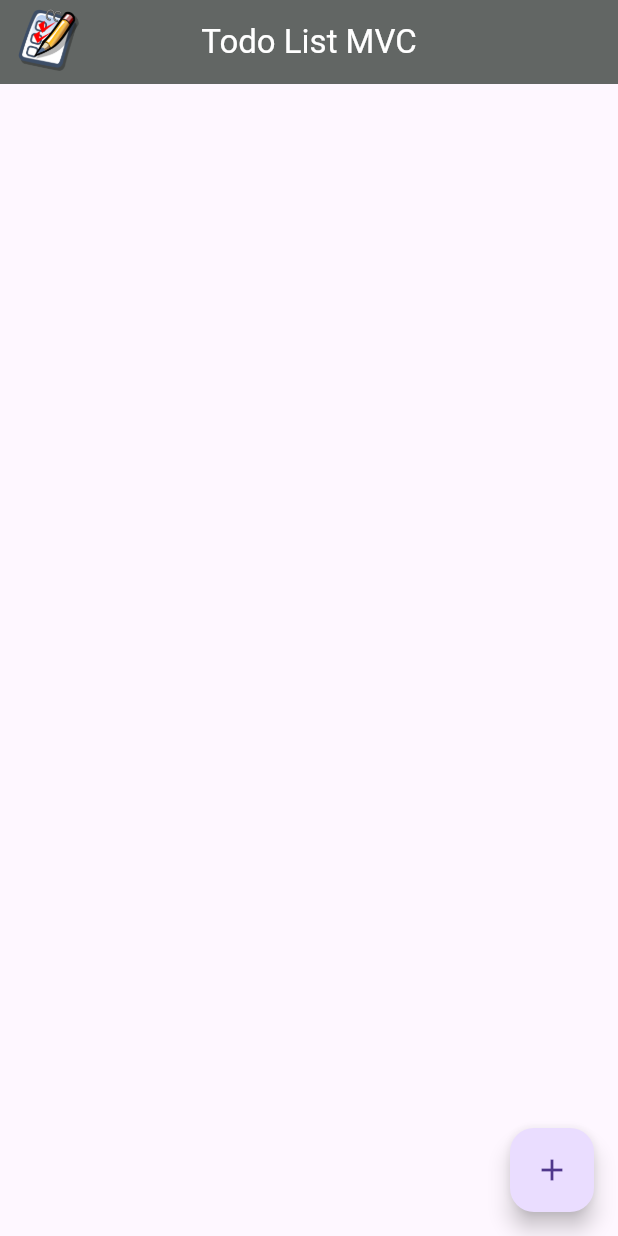
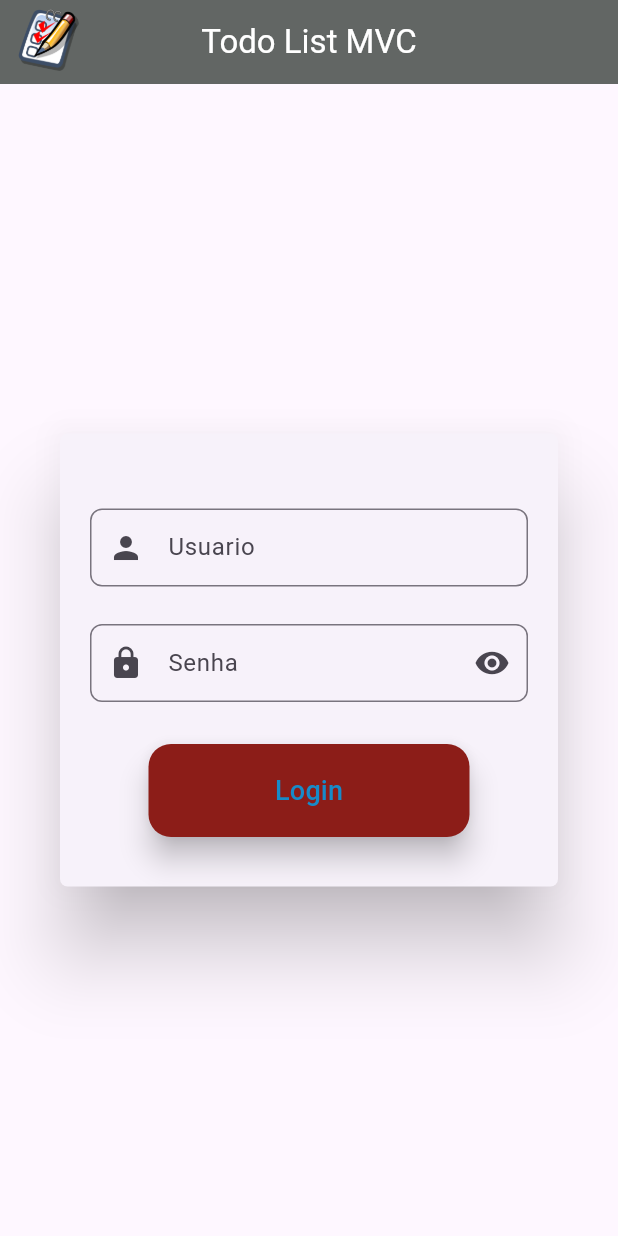
Before and after one commit to HektorTI/mvc_todo_list, a Flutter app: the screen it shows after launch, on a phone screen of 412 x 824 dp. Run offline on Flutter 3.47's test engine with Material 3 defaults, Android fonts, the phone set to English and light mode, and no system bars.

Commit message:
Login page created

```diff
--- /dev/null
+++ b/lib/Login/controller/auth_controller.dart
@@ -0,0 +1,66 @@
+// import 'package:flutter/foundation.dart';
+import 'package:flutter/material.dart';
+
+class AuthController extends ChangeNotifier {
+  final TextEditingController username = TextEditingController();
+  final TextEditingController password = TextEditingController();
+  bool obscurePassword = true;
+  bool visible = false;
+  String _error = '';
+
+  String get error => _error;
+
+  void clearCredentials() {
+    username.clear();
+    password.clear();
+  }
+
+  void setUsername(String user) {
+    username.text = user;
+    _error = '';
+    notifyListeners();
+  }
+
+  void setPassword(String pass) {
+    password.text = pass;
+    _error = '';
+    notifyListeners();
+  }
+
+  void togglePasswordVisibility() {
+    obscurePassword = !obscurePassword;
+    notifyListeners();
+  }
+
+  Future<bool> logar({
+    required String email,
+    required String password,
+  }) async {
+    // Simulação de um login fake
+    if (email == 'admin' && password == '123456') {
+      // Simulação de uma chamada assíncrona esperando 2 segundos
+      await Future.delayed(const Duration(seconds: 2));
+      return true; // Login bem-sucedido
+    } else {
+      visible = true;
+      _error = 'Credenciais inválidas';
+      notifyListeners();
+      return false; // Login falhou
+      // try {
+      //   await remote.logar(email: email, password: password);
+      //   return true; // Login bem-sucedido
+      // } catch (e) {
+      //   visible = true;
+      //   _error = 'Credenciais inválidas';
+      //   notifyListeners();
+      //   if (kDebugMode) {
+      //     print('Erro de autenticação: $e');
+      //   }
+      //   return false; // Login falhou
+    }
+  }
+}
+
+
+/* Deixei aqui esta parte final pois seria como conectariamos com o banco de dados mas para fins
+didaticos usaremos um fake de login. */
--- /dev/null
+++ b/lib/Login/view/auth_screen.dart
@@ -0,0 +1,155 @@
+// ignore_for_file: use_build_context_synchronously
+
+import 'package:flutter/material.dart';
+import 'package:mvc_todo_list/Login/controller/auth_controller.dart';
+import 'package:provider/provider.dart';
+
+class AuthScreen extends StatelessWidget {
+  const AuthScreen({super.key});
+
+  @override
+  Widget build(BuildContext context) {
+    return ChangeNotifierProvider(
+      create: (context) => AuthController(),
+      child: Consumer<AuthController>(
+        builder: (context, authProvider, child) {
+          return Scaffold(
+            appBar: AppBar(
+              leading: Padding(
+                padding: const EdgeInsets.only(left: 12.0),
+                child: Image.asset('assets/images/splash_image.png'),
+              ),
+              title: const Text(
+                'Todo List MVC',
+                style: TextStyle(color: Colors.white),
+              ),
+              centerTitle: true,
+              backgroundColor: const Color.fromARGB(255, 98, 102, 100),
+            ),
+            body: Center(
+              child: Column(
+                mainAxisAlignment: MainAxisAlignment.center,
+                children: [
+                  Card(
+                    elevation: 23.0, // This is equivalent to the shadow elevation
+                    shape: RoundedRectangleBorder(
+                      borderRadius: BorderRadius.circular(5.0),
+                    ),
+                    margin: const EdgeInsets.all(40),
+                    child: Column(
+                      mainAxisAlignment: MainAxisAlignment.center,
+                      children: [
+                        const SizedBox(height: 50),
+                        Container(
+                          padding: const EdgeInsets.symmetric(horizontal: 20),
+                          child: TextFormField(
+                            onChanged: (username) => authProvider.setUsername(username),
+                            style: Theme.of(context).textTheme.titleSmall,
+                            decoration: InputDecoration(
+                              labelText: 'Usuario',
+                              prefixIcon: const Icon(Icons.person),
+                              border: OutlineInputBorder(
+                                borderSide: BorderSide(
+                                  width: 10,
+                                  color: Theme.of(context).colorScheme.onSurface,
+                                ),
+                                borderRadius: BorderRadius.circular(8),
+                              ),
+                            ),
+                          ),
+                        ),
+                        const SizedBox(height: 25),
+                        Container(
+                          padding: const EdgeInsets.symmetric(horizontal: 20),
+                          child: TextFormField(
+                            onChanged: (value) => authProvider.setPassword(value),
+                            obscureText: authProvider.obscurePassword,
+                            style: Theme.of(context).textTheme.titleSmall,
+                            decoration: InputDecoration(
+                              labelText: 'Senha',
+                              prefixIcon: const Icon(Icons.lock),
+                              border: OutlineInputBorder(
+                                borderSide: BorderSide(
+                                  width: 10,
+                                  color: Theme.of(context).colorScheme.onSurface,
+                                ),
+                                borderRadius: BorderRadius.circular(8),
+                              ),
+                              suffixIcon: GestureDetector(
+                                onTap: () => authProvider.togglePasswordVisibility(),
+                                child: Icon(
+                                  authProvider.obscurePassword ? Icons.visibility : Icons.visibility_off,
+                                ),
+                              ),
+                            ),
+                          ),
+                        ),
+                        const SizedBox(height: 10),
+                        Visibility(
+                          visible: authProvider.visible,
+                          child: Consumer<AuthController>(
+                            builder: (context, provider, child) {
+                              return Container(
+                                padding: const EdgeInsets.all(8),
+                                decoration: BoxDecoration(
+                                  color: Colors.transparent,
+                                  borderRadius: BorderRadius.circular(8),
+                                ),
+                                child: Text(
+                                  provider.error,
+                                  style: TextStyle(
+                                    color: Theme.of(context).colorScheme.error,
+                                  ),
+                                ),
+                              );
+                            },
+                          ),
+                        ),
+                        const SizedBox(height: 10),
+                        Padding(
+                          padding: const EdgeInsets.all(8.0),
+                          child: ElevatedButton(
+                            onPressed: () async {
+                              final loginSuccess = await authProvider.logar(
+                                email: authProvider.username.text,
+                                password: authProvider.password.text,
+                              );
+
+                              if (loginSuccess) {
+                                Navigator.pushNamed(context, '/todo');
+                              }
+                            },
+                            style: ElevatedButton.styleFrom(
+                              backgroundColor: const Color(0xFF8C1D18),
+                              elevation: 8,
+                              fixedSize: Size(
+                                MediaQuery.of(context).size.width * (214 / MediaQuery.of(context).size.width),
+                                MediaQuery.of(context).size.height * (62 / MediaQuery.of(context).size.height),
+                              ),
+                              padding: const EdgeInsets.symmetric(horizontal: 68, vertical: 12),
+                              shape: RoundedRectangleBorder(borderRadius: BorderRadius.circular(15)),
+                            ),
+                            child: const Text(
+                              'Login',
+                              style: TextStyle(
+                                // Defina o estilo do texto do botão de acordo com o tema atual do contexto
+                                color: Color.fromARGB(255, 23, 139, 201),
+                                fontSize: 18,
+                                // Outras propriedades de estilo aqui
+                              ),
+                            ),
+                          ),
+                        ),
+                        const SizedBox(height: 25),
+                      ],
+                    ),
+                  ),
+                ],
+              ),
+            ),
+          );
+        },
+      ),
+    );
+  }
+}
--- a/lib/controller/controller_todolist.dart
+++ b/lib/home/controller/controller_todolist.dart
@@ -1,6 +1,6 @@
 // Controller
 import 'package:flutter/material.dart';
-import 'package:mvc_todo_list/model/models_todolist.dart';
+import 'package:mvc_todo_list/home/model/models_todolist.dart';
 
 class TodoController extends ValueNotifier<List<TodoItem>> {
   TodoController() : super([]);
--- a/lib/view/home_page_todolist.dart
+++ b/lib/home/view/home_page_todolist.dart
@@ -1,8 +1,8 @@
 // ignore_for_file: avoid_print, library_private_types_in_public_api
 
 import 'package:flutter/material.dart';
-import 'package:mvc_todo_list/controller/controller_todolist.dart';
-import 'package:mvc_todo_list/model/models_todolist.dart';
+import 'package:mvc_todo_list/home/controller/controller_todolist.dart';
+import 'package:mvc_todo_list/home/model/models_todolist.dart';
 
 class TodoListView extends StatefulWidget {
   const TodoListView({super.key});
--- a/lib/main.dart
+++ b/lib/main.dart
@@ -1,19 +1,21 @@
+import 'package:mvc_todo_list/Login/controller/auth_controller.dart';
+import 'package:mvc_todo_list/Login/view/auth_screen.dart';
+import 'package:mvc_todo_list/home/view/home_page_todolist.dart';
+import 'package:mvc_todo_list/splash_screen.dart';
+import 'package:provider/provider.dart';
 import 'package:flutter/material.dart';
-import 'package:mvc_todo_list/view/splash_screen.dart';
 
 void main() {
-  runApp(const MyApp());
+  runApp(
+    ChangeNotifierProvider(
+      create: (context) => AuthController(),
+      child: MaterialApp(
+        home: const SplashScreen(),
+        routes: {
+          '/auth': (context) => const AuthScreen(),
+          '/todo': (context) => const TodoListView(),
+        },
+      ),
+    ),
+  );
 }
-
-class MyApp extends StatelessWidget {
-  const MyApp({Key? key}) : super(key: key);
-
-  @override
-  Widget build(BuildContext context) {
-    return MaterialApp(
-      theme: ThemeData(),
-      debugShowCheckedModeBanner: false,
-      home: const SplashScreen(),
-    );
-  }
-}
--- a/lib/view/splash_screen.dart
+++ b/lib/splash_screen.dart
@@ -2,7 +2,7 @@
 
 import 'dart:async';
 import 'package:flutter/material.dart';
-import 'package:mvc_todo_list/view/home_page_todolist.dart';
+import 'package:mvc_todo_list/Login/view/auth_screen.dart';
 
 class SplashScreen extends StatefulWidget {
   const SplashScreen({super.key});
@@ -19,7 +19,7 @@ class _SplashScreenState extends State<SplashScreen> {
       const Duration(seconds: 5),
       () => Navigator.of(context).pushReplacement(
         // Navega para a tela principal após a duração
-        MaterialPageRoute(builder: (context) => const TodoListView()),
+        MaterialPageRoute(builder: (context) => const AuthScreen()),
       ),
     );
   }
--- a/pubspec.yaml
+++ b/pubspec.yaml
@@ -35,6 +35,7 @@ dependencies:
   # The following adds the Cupertino Icons font to your application.
   # Use with the CupertinoIcons class for iOS style icons.
   cupertino_icons: ^1.0.2
+  provider: ^6.1.2
 
 dev_dependencies:
   flutter_test:
```
Also changed, not shown: lib/Login/model/user_model.dart (added, +33 -0 lines), lib/home/model/models_todolist.dart (renamed from lib/model/models_todolist.dart), pubspec.lock, 5 other files.
